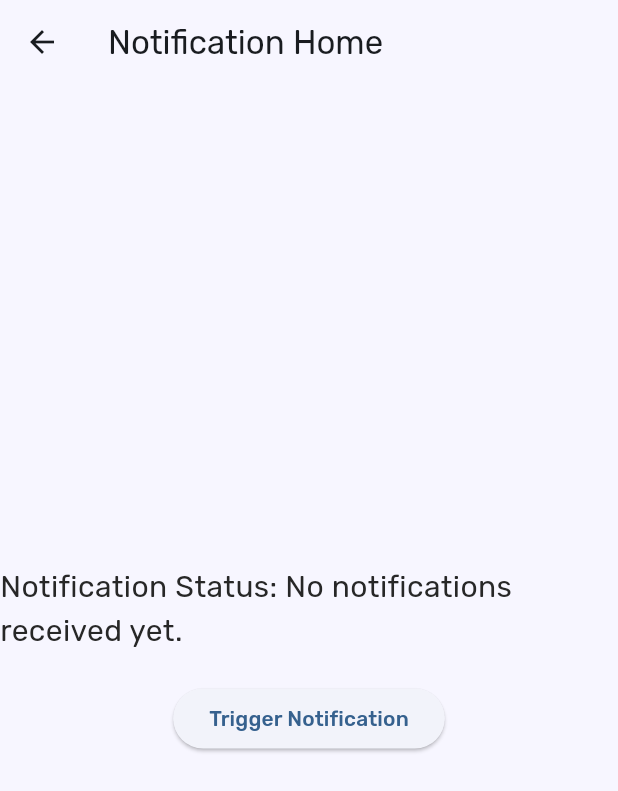
After one commit to LogainHamdan/Madrassti, a Flutter app: the NotificationHomePage screen opened by its route, after a tap on "Trigger Notification", on a phone screen of 412 x 824 dp. The commit adds this screen. Shown: the top 791 px of the screen. Run offline on Flutter 3.47's test engine with Material 3 defaults, Android fonts, the phone set to English and light mode, and no system bars; our stand-ins replace easy_localization, firebase_core, firebase_messaging, flutter_local_notifications, flutter_screenutil, google_fonts; missing offline and left inert: jitsi_meet_flutter_sdk; accounts and stored records are empty.

Commit message:
firebase connected

```diff
--- /dev/null
+++ b/lib/data/notification.json
@@ -0,0 +1,11 @@
+{
+  "notification": {
+    "title": "Hello",
+    "body": "This is a custom notification"
+  },
+  "data": {
+    "custom_sound": "custom_sound.mp3",
+    "custom_icon": "icon_image.png"
+  },
+  "to": "your_device_token"
+}
--- a/lib/main.dart
+++ b/lib/main.dart
@@ -2,8 +2,11 @@ import 'package:finalproject/firebase_options.dart';
 import 'package:finalproject/providers/custom_elevated_button.dart';
 import 'package:finalproject/providers/fields.dart';
 import 'package:finalproject/providers/stack_provider.dart';
+import 'package:finalproject/screens/notification-handler.dart';
 import 'package:firebase_core/firebase_core.dart';
+import 'package:firebase_messaging/firebase_messaging.dart';
 import 'package:flutter/material.dart';
+import 'package:flutter_local_notifications/flutter_local_notifications.dart';
 import 'package:flutter_screenutil/flutter_screenutil.dart';
 import 'package:provider/provider.dart';
 import 'my_material_app.dart';
@@ -11,15 +14,29 @@ import 'providers/bottom_nav.dart';
 import 'providers/nav_item.dart';
 import 'providers/text_field.dart';
 
+////
+Future<void> _firebaseMessagingBackgroundHandler(RemoteMessage message) async {
+  print('Handling background message: ${message.notification?.title}');
+}
+
 Future<void> main() async {
+  ////
   WidgetsFlutterBinding.ensureInitialized();
   await Firebase.initializeApp(options: DefaultFirebaseOptions.currentPlatform);
-  await ScreenUtil.ensureScreenSize();
-  runApp(const MyApp());
+
+  final FlutterLocalNotificationsPlugin flutterLocalNotificationsPlugin =
+      FlutterLocalNotificationsPlugin();
+  NotificationHandler notificationHandler =
+      NotificationHandler(flutterLocalNotificationsPlugin);
+  await notificationHandler.initialize(); // Initialize the notification handler
+  runApp(MyApp(
+      flutterLocalNotificationsPlugin:
+          flutterLocalNotificationsPlugin)); // Pass plugin to the app
 }
 
 class MyApp extends StatelessWidget {
-  const MyApp({super.key});
+  final FlutterLocalNotificationsPlugin flutterLocalNotificationsPlugin;
+  MyApp({super.key, required this.flutterLocalNotificationsPlugin});
 
   @override
   Widget build(BuildContext context) {
@@ -29,11 +46,13 @@ class MyApp extends StatelessWidget {
       splitScreenMode: true,
       // Use builder only if you need to use library outside ScreenUtilInit context
       builder: (_, child) {
-        return MultiProvider(providers: [
+        return MultiProvider(
+            providers: [
               ChangeNotifierProvider<NavigationProvider>(
                   create: (context) => NavigationProvider()),
               ChangeNotifierProvider<CustomStackProvider>(
-              create: (context) => CustomStackProvider(Image.asset(''), '')),
+                  create: (context) =>
+                      CustomStackProvider(Image.asset(''), '')),
               ChangeNotifierProvider<ButtonProvider>(
                   create: (context) => ButtonProvider('')),
               ChangeNotifierProvider<FieldProvider>(
@@ -42,7 +61,10 @@ class MyApp extends StatelessWidget {
                   create: (context) => BottomNavItemProvider()),
               ChangeNotifierProvider<TextFieldProvider>(
                   create: (context) => TextFieldProvider()),
-        ], child: MyMaterialApp());
+            ],
+            child: MyMaterialApp(
+              flutterLocalNotificationsPlugin: flutterLocalNotificationsPlugin,
+            ));
       },
     );
   }
--- a/lib/my_material_app.dart
+++ b/lib/my_material_app.dart
@@ -1,8 +1,10 @@
 import 'package:finalproject/screens/apointments.dart';
 import 'package:finalproject/screens/community.dart';
 import 'package:finalproject/screens/meetings-room.dart';
+import 'package:finalproject/screens/notifications.dart';
 import 'package:finalproject/screens/profile.dart';
 import 'package:flutter/material.dart';
+import 'package:flutter_local_notifications/flutter_local_notifications.dart';
 import 'package:flutter_screenutil/flutter_screenutil.dart';
 import 'package:google_fonts/google_fonts.dart';
 import 'screens/chats.dart';
@@ -14,7 +16,10 @@ import 'screens/login.dart';
 import 'core/util/constants.dart';
 
 class MyMaterialApp extends StatelessWidget {
-  const MyMaterialApp({super.key});
+  final FlutterLocalNotificationsPlugin flutterLocalNotificationsPlugin;
+
+  const MyMaterialApp(
+      {super.key, required this.flutterLocalNotificationsPlugin});
 
   @override
   Widget build(BuildContext context) {
@@ -55,6 +60,10 @@ class MyMaterialApp extends StatelessWidget {
             Community.id: (context) => Community(),
             Profile.id: (context) => const Profile(),
             MeetingsRoomScreen.id: (context) => MeetingsRoomScreen(),
+            NotificationHomePage.id: (context) => NotificationHomePage(
+                  flutterLocalNotificationsPlugin:
+                      flutterLocalNotificationsPlugin,
+                ),
           },
         );
       },
--- /dev/null
+++ b/lib/screens/notifications.dart
@@ -0,0 +1,112 @@
+import 'package:flutter/material.dart';
+import 'package:flutter_local_notifications/flutter_local_notifications.dart';
+import 'package:firebase_messaging/firebase_messaging.dart';
+
+class NotificationHomePage extends StatefulWidget {
+  static const id = '/notification';
+  final FlutterLocalNotificationsPlugin flutterLocalNotificationsPlugin;
+
+  const NotificationHomePage(
+      {Key? key, required this.flutterLocalNotificationsPlugin})
+      : super(key: key);
+
+  @override
+  _NotificationHomePageState createState() => _NotificationHomePageState();
+}
+
+class _NotificationHomePageState extends State<NotificationHomePage> {
+  String _message = "No notifications received yet.";
+
+  @override
+  void initState() {
+    super.initState();
+
+    // Initialize Firebase Messaging and listen for background and foreground messages
+    FirebaseMessaging.onMessage.listen((RemoteMessage message) {
+      setState(() {
+        _message =
+            "Notification received: ${message.notification?.title ?? ''}";
+      });
+
+      // Show notification locally when in foreground
+      _showLocalNotification(message);
+    });
+
+    FirebaseMessaging.onMessageOpenedApp.listen((RemoteMessage message) {
+      setState(() {
+        _message = "Notification clicked: ${message.notification?.title ?? ''}";
+      });
+    });
+  }
+
+  Future<void> _showLocalNotification(RemoteMessage message) async {
+    const AndroidNotificationDetails androidNotificationDetails =
+        AndroidNotificationDetails(
+      'your_channel_id',
+      'your_channel_name',
+      channelDescription: 'your_channel_description',
+      importance: Importance.max,
+      priority: Priority.high,
+      icon: 'app_icon',
+    );
+
+    const NotificationDetails notificationDetails = NotificationDetails(
+      android: androidNotificationDetails,
+    );
+
+    await widget.flutterLocalNotificationsPlugin.show(
+      0,
+      message.notification?.title,
+      message.notification?.body,
+      notificationDetails,
+      payload: 'Notification Payload',
+    );
+  }
+
+  @override
+  Widget build(BuildContext context) {
+    return Scaffold(
+      appBar: AppBar(
+        title: const Text('Notification Home'),
+      ),
+      body: Center(
+        child: Column(
+          mainAxisAlignment: MainAxisAlignment.center,
+          children: [
+            Text(
+              'Notification Status: $_message',
+              style: const TextStyle(fontSize: 20),
+            ),
+            const SizedBox(height: 20),
+            ElevatedButton(
+              onPressed: () async {
+                // Trigger a notification when button is pressed
+                await _triggerNotification();
+              },
+              child: const Text('Trigger Notification'),
+            ),
+          ],
+        ),
+      ),
+    );
+  }
+
+  Future<void> _triggerNotification() async {
+    await widget.flutterLocalNotificationsPlugin.show(
+      0, // Notification ID
+      'Hello from Firebase!', // Notification Title
+      'This is a test notification', // Notification Body
+      const NotificationDetails(
+        android: AndroidNotificationDetails(
+          'your_channel_id', // Channel ID
+          'your_channel_name', // Channel Name
+          channelDescription: 'your_channel_description', // Channel description
+          importance: Importance.max, // Notification Importance
+          priority: Priority.high, // Notification Priority
+          icon: 'app_icon', // Custom icon for notification
+        ),
+      ),
+      payload: 'Test Notification Payload', // Payload for click action
+    );
+  }
+}
--- a/pubspec.yaml
+++ b/pubspec.yaml
@@ -50,6 +50,8 @@ dependencies:
   jitsi_meet_flutter_sdk: ^10.3.0
   path_provider: ^2.1.4
   firebase_core: ^3.10.0
+  firebase_messaging:
+  flutter_local_notifications: ^9.0.0
 dev_dependencies:
   flutter_test:
     sdk: flutter
```
Also changed, not shown: lib/app_localization.dart (+10 -2 lines), lib/screens/notification-handler.dart (added, +58 -0 lines), madrasti/analysis_options.yaml (deleted, +0 -28 lines), madrasti/lib/main.dart (deleted, +0 -125 lines), madrasti/pubspec.yaml (deleted, +0 -90 lines), madrasti/pubspec.lock (deleted), pubspec.lock, 100 other files. Lines whose indentation alone changed are shown as unchanged.
